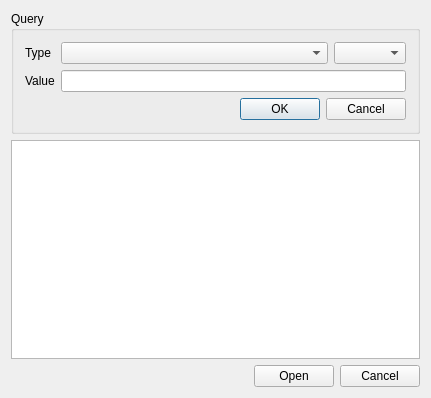
Above: finddialog.ui from mueslo/TEA before the change. Below: the same form after it.
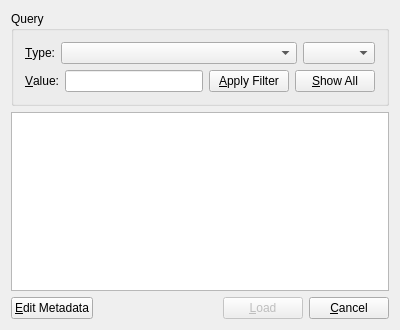
That is the form after the change. Icons and pictures are not drawn.

Commit message: changed selection mode in finddialog and tea.ui added layouts in finddialog.ui bugfix: listview is no longer cleared if a new item is loaded from the database, skips already loaded files.

```diff
--- a/finddialog.ui
+++ b/finddialog.ui
@@ -6,8 +6,8 @@
    <rect>
     <x>0</x>
     <y>0</y>
-    <width>431</width>
-    <height>398</height>
+    <width>400</width>
+    <height>330</height>
    </rect>
   </property>
   <property name="windowTitle">
@@ -32,28 +32,28 @@
      <property name="title">
       <string>Query</string>
      </property>
-     <layout class="QFormLayout" name="formLayout">
-      <item row="0" column="0">
-       <widget class="QLabel" name="lblType">
-        <property name="text">
-         <string>Type</string>
-        </property>
-       </widget>
-      </item>
-      <item row="3" column="1">
-       <widget class="QLineEdit" name="edtValue"/>
-      </item>
-      <item row="3" column="0">
-       <widget class="QLabel" name="lblValue">
-        <property name="text">
-         <string>Value</string>
-        </property>
-       </widget>
-      </item>
-      <item row="0" column="1">
-       <layout class="QHBoxLayout" name="horizontalLayout">
+     <layout class="QVBoxLayout" name="verticalLayout_2">
+      <item>
+       <layout class="QHBoxLayout" name="horizontalLayout" stretch="1,8,1">
         <item>
-         <widget class="QComboBox" name="cboxType"/>
+         <widget class="QLabel" name="lblType">
+          <property name="text">
+           <string>&amp;Type:</string>
+          </property>
+          <property name="buddy">
+           <cstring>cboxType</cstring>
+          </property>
+         </widget>
+        </item>
+        <item>
+         <widget class="QComboBox" name="cboxType">
+          <property name="sizePolicy">
+           <sizepolicy hsizetype="Minimum" vsizetype="Fixed">
+            <horstretch>0</horstretch>
+            <verstretch>0</verstretch>
+           </sizepolicy>
+          </property>
+         </widget>
         </item>
         <item>
          <widget class="QComboBox" name="cboxOperator">
@@ -67,15 +67,36 @@
         </item>
        </layout>
       </item>
-      <item row="4" column="1">
-       <widget class="QDialogButtonBox" name="bboxQuery">
-        <property name="standardButtons">
-         <set>QDialogButtonBox::Cancel|QDialogButtonBox::Ok</set>
-        </property>
-        <property name="centerButtons">
-         <bool>false</bool>
-        </property>
-       </widget>
+      <item>
+       <layout class="QHBoxLayout" name="horizontalLayout_2">
+        <item>
+         <widget class="QLabel" name="lblValue">
+          <property name="text">
+           <string>&amp;Value:</string>
+          </property>
+          <property name="buddy">
+           <cstring>edtValue</cstring>
+          </property>
+         </widget>
+        </item>
+        <item>
+         <widget class="QLineEdit" name="edtValue"/>
+        </item>
+        <item>
+         <widget class="QPushButton" name="qyApply">
+          <property name="text">
+           <string>&amp;Apply Filter</string>
+          </property>
+         </widget>
+        </item>
+        <item>
+         <widget class="QPushButton" name="qyClear">
+          <property name="text">
+           <string>&amp;Show All</string>
+          </property>
+         </widget>
+        </item>
+       </layout>
       </item>
      </layout>
     </widget>
@@ -94,11 +115,66 @@
     </widget>
    </item>
    <item>
-    <widget class="QDialogButtonBox" name="bboxChoice">
-     <property name="standardButtons">
-      <set>QDialogButtonBox::Cancel|QDialogButtonBox::Open</set>
-     </property>
-    </widget>
+    <layout class="QHBoxLayout" name="horizontalLayout_3">
+     <item>
+      <widget class="QPushButton" name="btnEdtMet">
+       <property name="sizePolicy">
+        <sizepolicy hsizetype="Maximum" vsizetype="Fixed">
+         <horstretch>0</horstretch>
+         <verstretch>0</verstretch>
+        </sizepolicy>
+       </property>
+       <property name="text">
+        <string>&amp;Edit Metadata</string>
+       </property>
+      </widget>
+     </item>
+     <item>
+      <spacer name="horizontalSpacer">
+       <property name="orientation">
+        <enum>Qt::Horizontal</enum>
+       </property>
+       <property name="sizeHint" stdset="0">
+        <size>
+         <width>40</width>
+         <height>20</height>
+        </size>
+       </property>
+      </spacer>
+     </item>
+     <item>
+      <widget class="QPushButton" name="btnLoad">
+       <property name="enabled">
+        <bool>false</bool>
+       </property>
+       <property name="sizePolicy">
+        <sizepolicy hsizetype="Maximum" vsizetype="Fixed">
+         <horstretch>0</horstretch>
+         <verstretch>0</verstretch>
+        </sizepolicy>
+       </property>
+       <property name="text">
+        <string>&amp;Load</string>
+       </property>
+       <property name="default">
+        <bool>true</bool>
+       </property>
+      </widget>
+     </item>
+     <item>
+      <widget class="QPushButton" name="btnCancel">
+       <property name="sizePolicy">
+        <sizepolicy hsizetype="Maximum" vsizetype="Fixed">
+         <horstretch>0</horstretch>
+         <verstretch>0</verstretch>
+        </sizepolicy>
+       </property>
+       <property name="text">
+        <string>&amp;Cancel</string>
+       </property>
+      </widget>
+     </item>
+    </layout>
    </item>
   </layout>
   <action name="actionDelete_Route">
```
Left out of the diff: 12 changed lines with no effect on the pictures. The commit also changes 5 other files.
